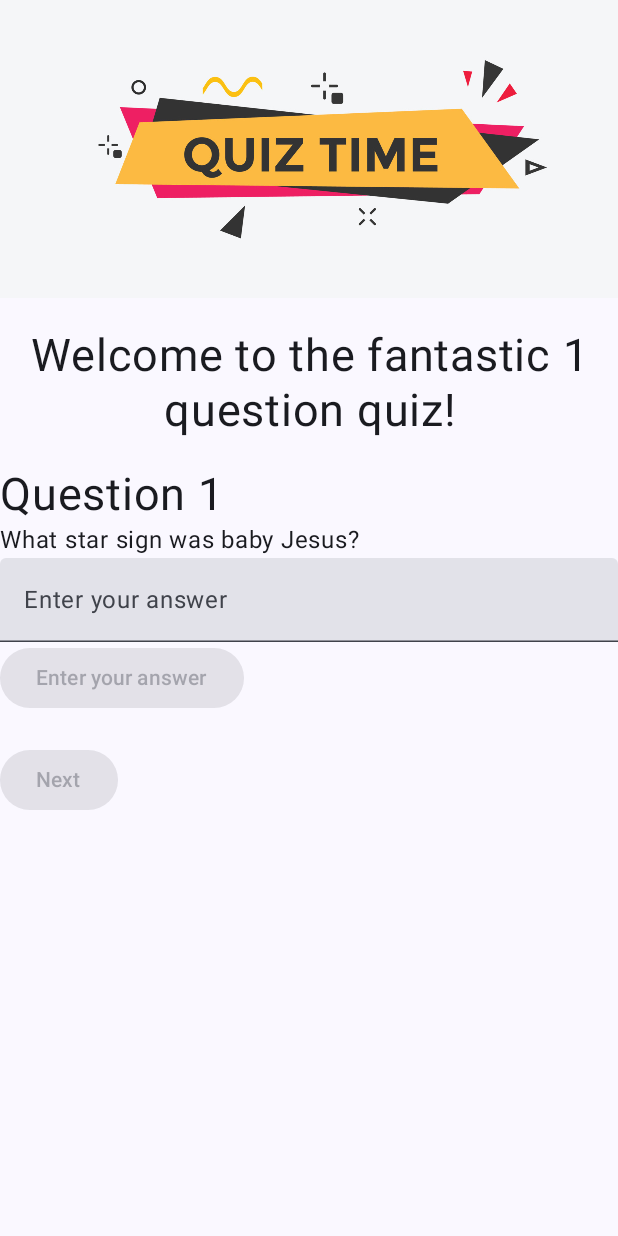
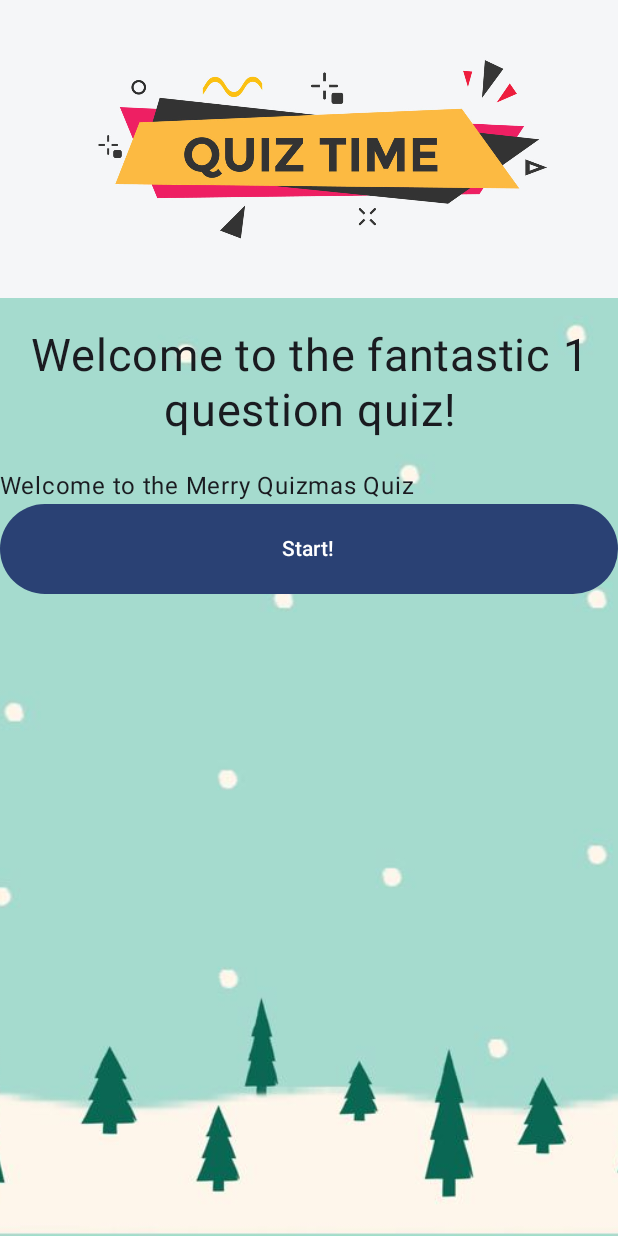
Before and after one commit to Catherine-Russell/MerryQuizmasMobileApp, an Android app built with Jetpack Compose: the screen it shows after launch (MainActivity), on a phone screen of 412 x 824 dp. Run offline under Robolectric (Android 15) with nearby library versions, the phone set to English and light mode, and no system bars.

Commit message:
adds a start page which navigates to question 1 when 'start' button is clicked. Also adds cute snowy background

```diff
--- a/app/build.gradle.kts
+++ b/app/build.gradle.kts
@@ -50,6 +50,9 @@ android {
 }
 
 dependencies {
+    val nav_version = "2.7.5"
+
+    implementation("androidx.navigation:navigation-compose:$nav_version")
 
     implementation("androidx.core:core-ktx:1.10.1")
     implementation("androidx.lifecycle:lifecycle-runtime-ktx:2.6.1")
--- a/app/src/main/java/com/example/quizproject/Answer.kt
+++ b/app/src/main/java/com/example/quizproject/Answer.kt
@@ -68,9 +68,6 @@ fun StyledImage(imageRes: Int, contentDescription: String) {
 
 
 
-
-
-
 @Preview
 @Composable
 fun PreviewCorrectFeedback() {
--- a/app/src/main/java/com/example/quizproject/MainActivity.kt
+++ b/app/src/main/java/com/example/quizproject/MainActivity.kt
@@ -1,12 +1,18 @@
 package com.example.quizproject
 
+import android.media.Image
 import android.os.Bundle
 import androidx.activity.ComponentActivity
 import androidx.activity.compose.setContent
+import androidx.compose.foundation.Image
+import androidx.compose.foundation.layout.Arrangement
+import androidx.compose.foundation.layout.Box
 import androidx.compose.foundation.layout.Column
 import androidx.compose.foundation.layout.Spacer
 import androidx.compose.foundation.layout.fillMaxSize
 import androidx.compose.foundation.layout.height
+import androidx.compose.foundation.layout.offset
+import androidx.compose.foundation.layout.padding
 import androidx.compose.material3.MaterialTheme
 import androidx.compose.material3.Surface
 import androidx.compose.material3.Text
@@ -16,8 +22,16 @@ import androidx.compose.runtime.mutableStateOf
 import androidx.compose.runtime.remember
 import androidx.compose.runtime.setValue
 import androidx.compose.ui.Modifier
+import androidx.compose.ui.graphics.Color
+import androidx.compose.ui.layout.ContentScale
+import androidx.compose.ui.res.painterResource
 import androidx.compose.ui.tooling.preview.Preview
 import androidx.compose.ui.unit.dp
+import androidx.navigation.compose.NavHost
+import androidx.navigation.compose.composable
+import androidx.navigation.compose.rememberNavController
+import com.example.quizproject.screens.Question1
+import com.example.quizproject.screens.StartPage
 import com.example.quizproject.ui.theme.QuizProjectTheme
 
 class MainActivity : ComponentActivity() {
@@ -30,7 +44,7 @@ class MainActivity : ComponentActivity() {
                     modifier = Modifier.fillMaxSize(),
                     color = MaterialTheme.colorScheme.background
                 ) {
-                    AppScreen()
+                    App()
                 }
             }
         }
@@ -39,24 +53,34 @@ class MainActivity : ComponentActivity() {
 
 @Composable
 @Preview(showBackground = true)
-fun AppScreen () {
-    var correctAnswer: Boolean? by remember {
-        mutableStateOf(null)
-    }
+fun App () {
+    val background = painterResource(id = R.drawable.snowyscene)
+    Box {
+        Image(
+            modifier = Modifier.fillMaxSize(),
+            painter = background,
+            contentDescription = null,
+            contentScale = ContentScale.Crop,
+//            alpha = 0.5F
+            )
 
-    val modifier = Modifier
-        .fillMaxSize()
-        .padding(20.dp)
-        .offset(0.dp, (-40).dp)
+        val navController = rememberNavController()
+        val startPageScreen = "START_PAGE"
+        val question1Screen = "Q1"
 
-    Column (modifier = modifier, verticalArrangement = Arrangement.Center) {
-        Header()
-        Spacer(modifier = Modifier.height(20.dp))
-        Question(correctAnswer, onValueChanged = {
-            correctAnswer = it
+        NavHost(navController = navController, startDestination = startPageScreen, builder = {
+
+            composable(startPageScreen) {
+                StartPage(quizInitiated = {
+                    navController.navigate(question1Screen)
+                })
+            }
+
+            composable(question1Screen) {
+                Question1()
+            }
+
         })
-        Spacer(modifier = Modifier.height(20.dp))
-        Answer(correctAnswer)
-        NextButton()
+
     }
 }
--- a/app/src/main/java/com/example/quizproject/NextButton.kt
+++ b/app/src/main/java/com/example/quizproject/NextButton.kt
@@ -1,15 +1,23 @@
 package com.example.quizproject
 
+import androidx.compose.foundation.layout.Column
+import androidx.compose.foundation.layout.padding
 import androidx.compose.material3.Button
 import androidx.compose.material3.Text
 import androidx.compose.runtime.Composable
+import androidx.compose.ui.Modifier
+import androidx.compose.ui.res.stringResource
+import androidx.compose.ui.text.style.TextAlign
+import androidx.compose.ui.unit.dp
 
 @Composable
-fun NextButton() {
-    Button(
-        onClick = {},
-        enabled = false
-    ) {
-        Text(text = "Next")
-    }
+fun NextButton(correctAnswer: Boolean?) {
+    if (correctAnswer != null) {
+        Button(
+            onClick = {}, //{ nextPageClicked() },
+            enabled = true
+        ) {
+            Text(text = "Next")
+        }
+    } else {}
 }
--- /dev/null
+++ b/app/src/main/java/com/example/quizproject/screens/StartPage.kt
@@ -0,0 +1,37 @@
+package com.example.quizproject.screens
+
+import androidx.compose.foundation.layout.Arrangement
+import androidx.compose.foundation.layout.Column
+import androidx.compose.foundation.layout.Spacer
+import androidx.compose.foundation.layout.fillMaxWidth
+import androidx.compose.foundation.layout.height
+import androidx.compose.material3.Button
+import androidx.compose.material3.Text
+import androidx.compose.runtime.Composable
+import androidx.compose.ui.Modifier
+import androidx.compose.ui.tooling.preview.Preview
+import androidx.compose.ui.unit.dp
+import com.example.quizproject.Header
+
+@Composable
+//@Preview(showBackground = true)
+fun StartPage (quizInitiated: () -> Unit ) {
+    Column (
+        modifier = Modifier,
+        verticalArrangement= Arrangement.SpaceEvenly,
+    ) {
+        Header()
+        Spacer(modifier = Modifier.height(20.dp))
+        Text(text = "Welcome to the Merry Quizmas Quiz")
+        Button(
+            onClick = { quizInitiated() },
+            modifier = Modifier
+                .fillMaxWidth()
+                .height(60.dp)
+        ) {
+            Text(
+                text = "Start!"
+            )
+        }
+    }
+}
```
Also changed, not shown: app/src/main/java/com/example/quizproject/screens/Question1.kt (added, +46 -0 lines), app/src/main/res/drawable-nodpi/snowyscene.jpeg (added).
